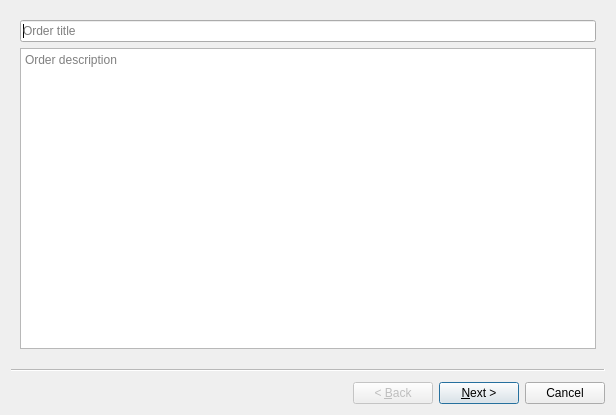
Old version of the form db_admin/src/OrderEdit.ui in the repository Iverian/db.
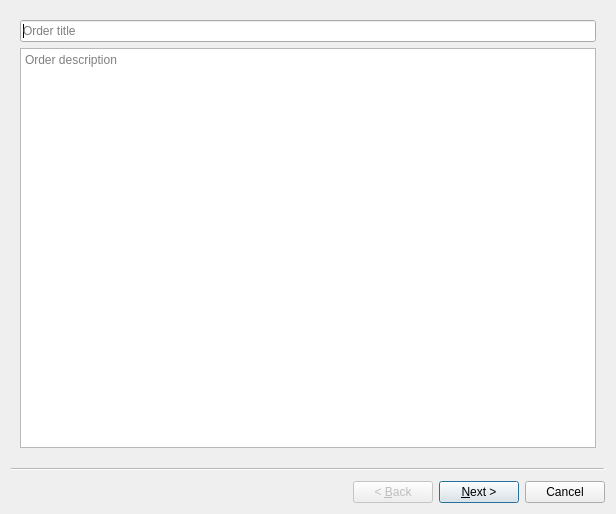
New version of the form.

The edit to the form file:
```diff
--- a/db_admin/src/OrderEdit.ui
+++ b/db_admin/src/OrderEdit.ui
@@ -7,7 +7,7 @@
     <x>0</x>
     <y>0</y>
     <width>616</width>
-    <height>415</height>
+    <height>514</height>
    </rect>
   </property>
   <property name="windowTitle">
```
